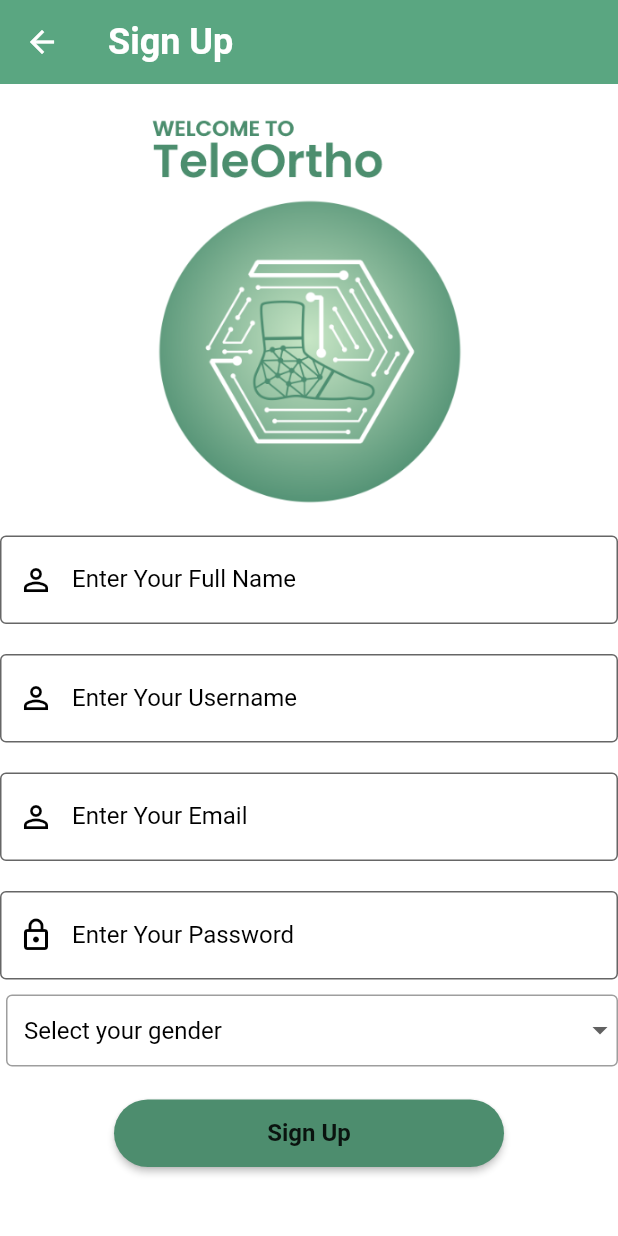
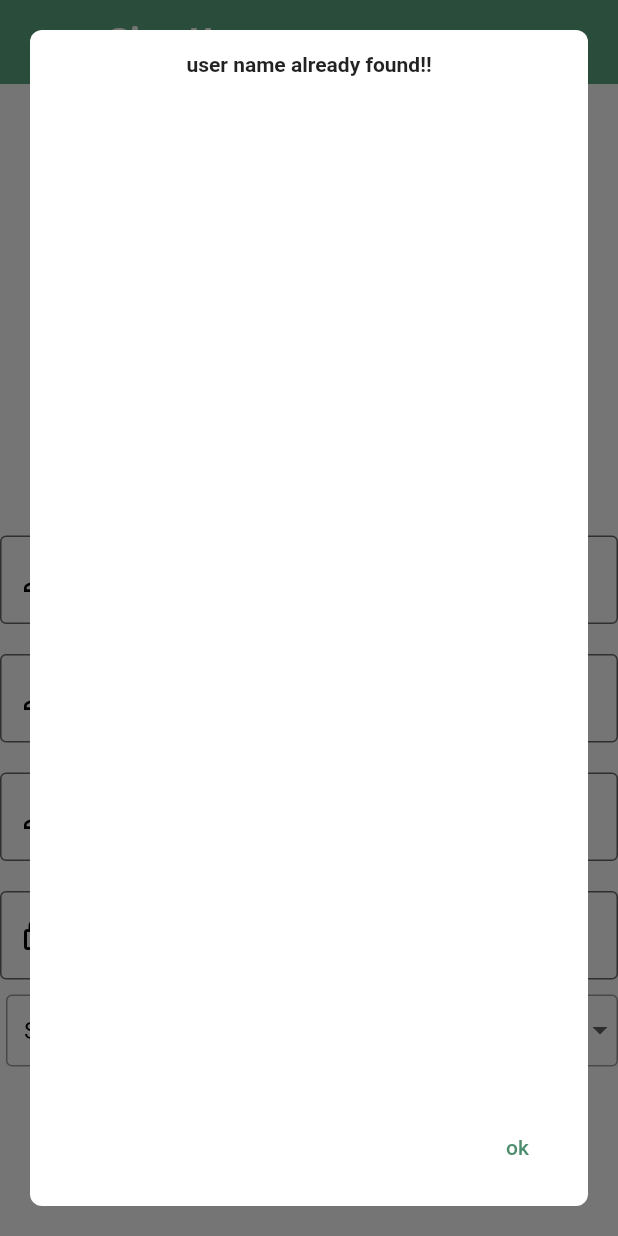
Before and after one commit to 0Ahmad0/teleorth, a Flutter app: the SignUpScreen screen opened directly, after a tap on "Sign Up", on a phone screen of 412 x 824 dp. Run offline on Flutter 3.47's test engine with Material 2 defaults, Android fonts, the phone set to English and light mode, and no system bars; drawn by our look-alikes of modal_progress_hud_nsn; our stand-ins replace cloud_firestore, firebase_auth, firebase_core, firebase_storage, image_picker, overlay_support; accounts and stored records are empty.

Commit message:
add dialog to sign up screen

```diff
--- a/lib/screens/signup_screen.dart
+++ b/lib/screens/signup_screen.dart
@@ -260,8 +260,39 @@ class _SignUpScreenState extends State<SignUpScreen> {
                   }
                 }),
                   }else{
-                    print("user name already found!!"),
-                    Dialog(child: SizedBox(width: 10,height: 10,),  ),
+                    showDialog(context: context, builder: (_){
+                      return Material(
+                        color: Colors.transparent,
+                        child: Center(
+                          child: Container(
+                            padding: EdgeInsets.all(15.0),
+                            margin: EdgeInsets.all(20.0),
+                            decoration: BoxDecoration(
+                              color: Colors.white,
+                              borderRadius: BorderRadius.circular(8.0),
+                            ),
+                            child: Column(
+                              children: [
+                                Expanded(
+                                  child: Text('user name already found!!',style: TextStyle(
+                                    fontWeight: FontWeight.bold
+                                  ),),
+                                ),
+                                Row(
+                                  mainAxisAlignment: MainAxisAlignment.end,
+                                  children: [
+                                    TextButton(onPressed: (){
+                                      Navigator.pop(context);
+                                    }, child: Text('ok'))
+                                  ],
+                                )
+                              ],
+                            ),
+                          ),
+                        ),
+                      );
+                    }),
+                    print("user name already found!!")
                   }
                 });
 
```
